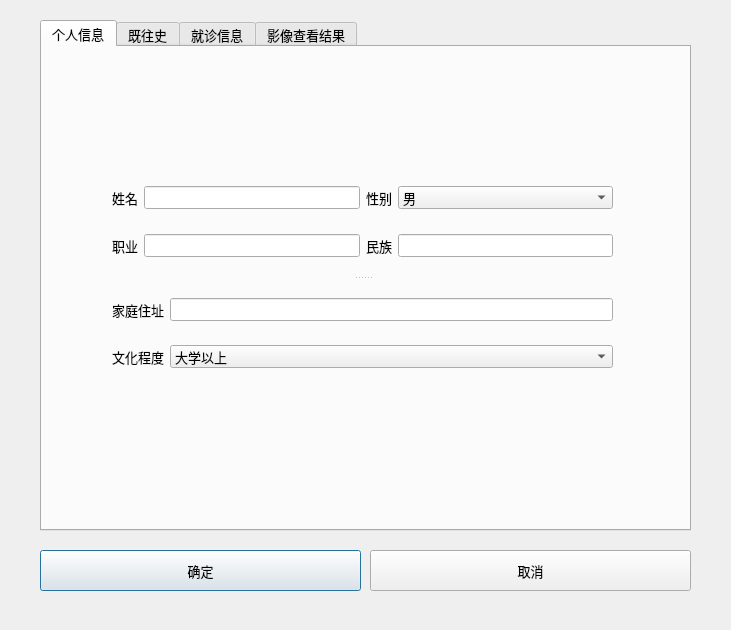
hzhaoaf/CTDiagnosis, file GUI/DesignWindow.ui: the form before one commit.
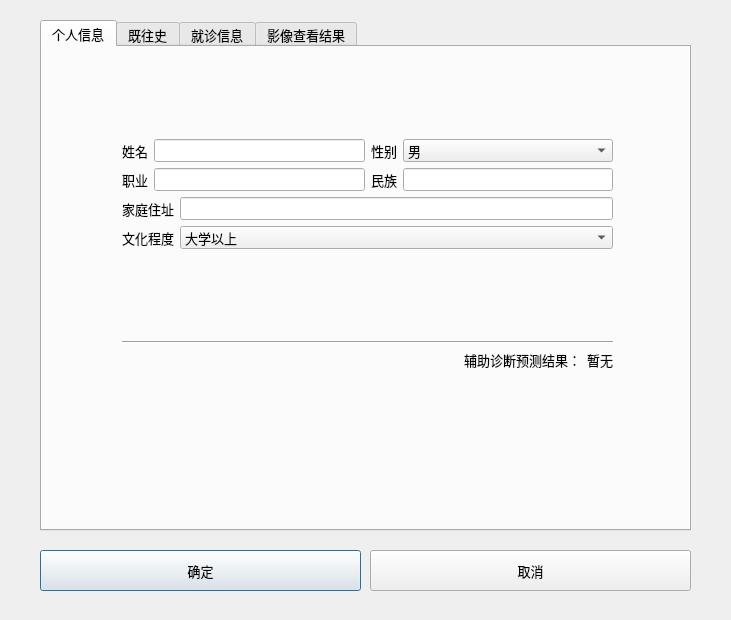
The form after the commit.

Commit message: Add show diagonosis window

```diff
--- a/GUI/DesignWindow.ui
+++ b/GUI/DesignWindow.ui
@@ -10,7 +10,7 @@
     <x>0</x>
     <y>0</y>
     <width>731</width>
-    <height>630</height>
+    <height>620</height>
    </rect>
   </property>
   <property name="font">
@@ -26,6 +26,9 @@
    <string>患者信息</string>
   </property>
   <widget class="QTabWidget" name="tabWidget">
+   <property name="enabled">
+    <bool>true</bool>
+   </property>
    <property name="geometry">
     <rect>
      <x>40</x>
@@ -47,19 +50,17 @@
     <attribute name="title">
      <string>个人信息</string>
     </attribute>
-    <widget class="QSplitter" name="splitter">
+    <widget class="QWidget" name="">
      <property name="geometry">
       <rect>
-       <x>70</x>
-       <y>120</y>
-       <width>501</width>
-       <height>221</height>
+       <x>80</x>
+       <y>92</y>
+       <width>491</width>
+       <height>231</height>
       </rect>
      </property>
-     <property name="orientation">
-      <enum>Qt::Vertical</enum>
-     </property>
-     <widget class="QWidget" name="layoutWidget">
+     <layout class="QVBoxLayout" name="verticalLayout_3">
+      <item>
       <layout class="QGridLayout" name="gridLayout">
        <item row="0" column="0">
         <widget class="QLabel" name="label">
@@ -125,32 +126,12 @@
         <widget class="QLineEdit" name="minzu_LineEdit"/>
        </item>
       </layout>
-     </widget>
-     <widget class="QWidget" name="layoutWidget">
+      </item>
+      <item>
       <layout class="QGridLayout" name="gridLayout_2">
-       <item row="0" column="0">
-        <widget class="QLabel" name="label_4">
-         <property name="text">
-          <string>家庭住址</string>
-         </property>
-         <property name="buddy">
-          <cstring>jiatingzhuzhi_LineEdit</cstring>
-         </property>
-        </widget>
-       </item>
        <item row="0" column="1">
         <widget class="QLineEdit" name="jiatingzhuzhi_LineEdit"/>
        </item>
-       <item row="1" column="0">
-        <widget class="QLabel" name="label_6">
-         <property name="text">
-          <string>文化程度</string>
-         </property>
-         <property name="buddy">
-          <cstring>wenhuachengdu_ComboBox</cstring>
-         </property>
-        </widget>
-       </item>
        <item row="1" column="1">
         <widget class="QComboBox" name="wenhuachengdu_ComboBox">
          <item>
@@ -185,8 +166,80 @@
          </item>
         </widget>
        </item>
-      </layout>
-     </widget>
+        <item row="0" column="0">
+         <widget class="QLabel" name="label_4">
+          <property name="text">
+           <string>家庭住址</string>
+          </property>
+          <property name="buddy">
+           <cstring>jiatingzhuzhi_LineEdit</cstring>
+          </property>
+         </widget>
+        </item>
+        <item row="1" column="0">
+         <widget class="QLabel" name="label_6">
+          <property name="text">
+           <string>文化程度</string>
+          </property>
+          <property name="buddy">
+           <cstring>wenhuachengdu_ComboBox</cstring>
+          </property>
+         </widget>
+        </item>
+        <item row="2" column="1">
+         <spacer name="verticalSpacer_6">
+          <property name="orientation">
+           <enum>Qt::Vertical</enum>
+          </property>
+          <property name="sizeHint" stdset="0">
+           <size>
+            <width>20</width>
+            <height>40</height>
+           </size>
+          </property>
+         </spacer>
+        </item>
+       </layout>
+      </item>
+      <item>
+       <widget class="Line" name="line_8">
+        <property name="orientation">
+         <enum>Qt::Horizontal</enum>
+        </property>
+       </widget>
+      </item>
+      <item>
+       <layout class="QHBoxLayout" name="horizontalLayout_9">
+        <item>
+         <spacer name="horizontalSpacer_8">
+          <property name="orientation">
+           <enum>Qt::Horizontal</enum>
+          </property>
+          <property name="sizeHint" stdset="0">
+           <size>
+            <width>40</width>
+            <height>20</height>
+           </size>
+          </property>
+         </spacer>
+        </item>
+        <item>
+         <widget class="QLabel" name="label_15">
+          <property name="text">
+           <string>辅助诊断预测结果：</string>
+          </property>
+         </widget>
+        </item>
+        <item>
+         <widget class="QLabel" name="predict_value_label">
+          <property name="text">
+           <string>暂无</string>
+          </property>
+         </widget>
+        </item>
+       </layout>
+      </item>
+     </layout>
     </widget>
    </widget>
    <widget class="QWidget" name="tab_2">
@@ -882,6 +935,9 @@
     </widget>
    </widget>
    <widget class="QWidget" name="tab_4">
+    <property name="enabled">
+     <bool>true</bool>
+    </property>
     <attribute name="title">
      <string>影像查看结果</string>
     </attribute>
```
Lines whose indentation alone changed are shown as unchanged. The commit also changes 6 other files.
